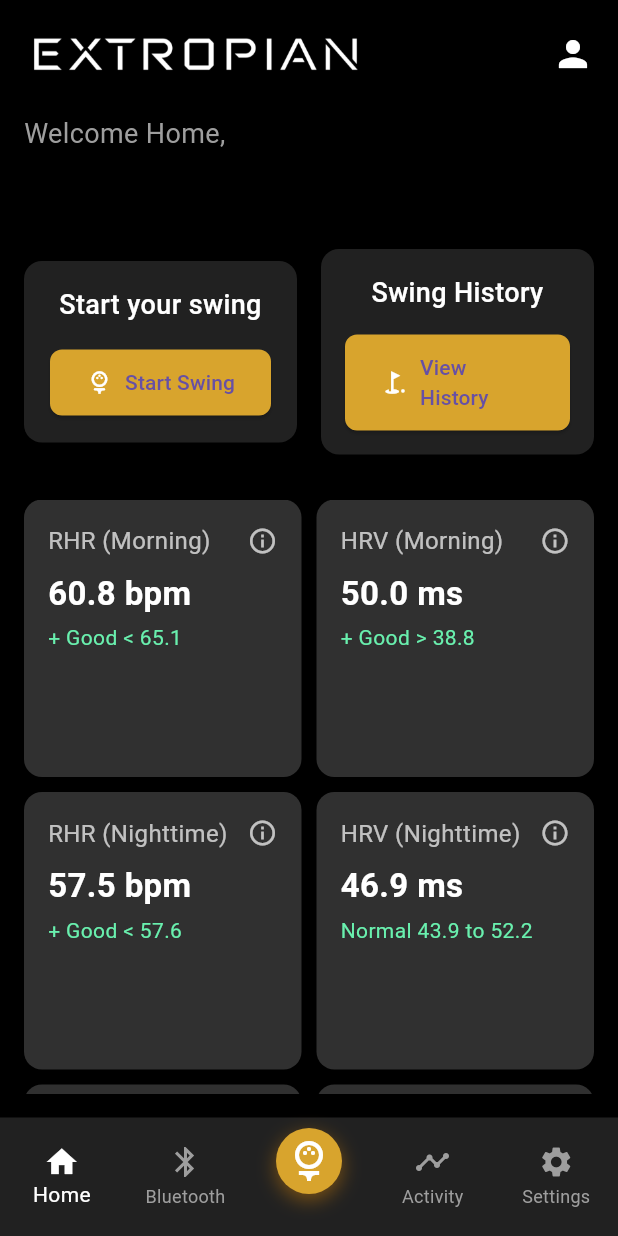
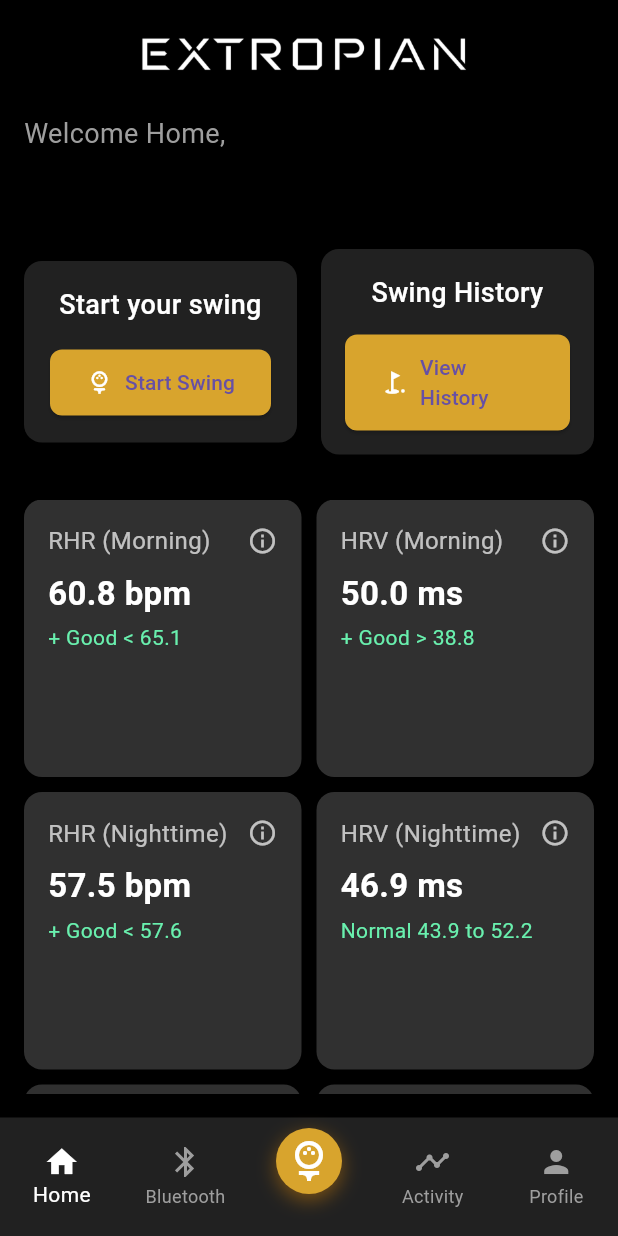
Before and after one commit to JuaneX1/extropian, a Flutter app: the HomePage screen opened directly, on a phone screen of 412 x 824 dp. Run offline on Flutter 3.47's test engine with Material 3 defaults, Android fonts, the phone set to English and light mode, and no system bars; our stand-ins replace cloud_firestore, firebase_auth, firebase_core, google_fonts, syncfusion_flutter_charts; accounts and stored records are empty; Roboto replaces fonts that are missing (Tomorrow).

Commit message:
fixed profile icon and deletes settings icon. fixed the centering of the extropian log in the home screen

```diff
--- a/lib/pages/home_page.dart
+++ b/lib/pages/home_page.dart
@@ -38,6 +38,11 @@
         context,
         MaterialPageRoute(builder: (context) => const SwingPage()),
       );
+    } else if (index == 4) { // Profile page now in index 4 where settings used to be
+      Navigator.push(
+        context,
+        MaterialPageRoute(builder: (context) => const ProfilePage()),
+      );
     }
   }
 
@@ -69,20 +74,15 @@
                 children: [
                   // Header Section
                   Row(
-                    mainAxisAlignment: MainAxisAlignment.spaceBetween,
+                    mainAxisAlignment: MainAxisAlignment.center, // Centers the row items
                     children: [
-                      Image.asset(
-                        'lib/images/extropian_whitenobrain.png', // Path to your logo
-                        height: 40,
-                      ),
-                      GestureDetector(
-                        onTap: () {
-                          Navigator.push(
-                            context,
-                            MaterialPageRoute(builder: (context) => const ProfilePage()),
-                          );
-                        },
-                        child: const Icon(Icons.person, color: Colors.white, size: 28), // Profile button
+                      Expanded(
+                        child: Center(
+                          child: Image.asset(
+                            'lib/images/extropian_whitenobrain.png',
+                            height: 40,
+                          ),
+                        ),
                       ),
                     ],
                   ),
@@ -278,9 +278,9 @@
               icon: Icon(Icons.timeline_outlined),
               label: 'Activity',
             ),
-            const BottomNavigationBarItem(
-              icon: Icon(Icons.settings),
-              label: 'Settings',
+            BottomNavigationBarItem(
+              icon: Icon(Icons.person),
+              label: 'Profile',
             ),
           ],
         ),
```
